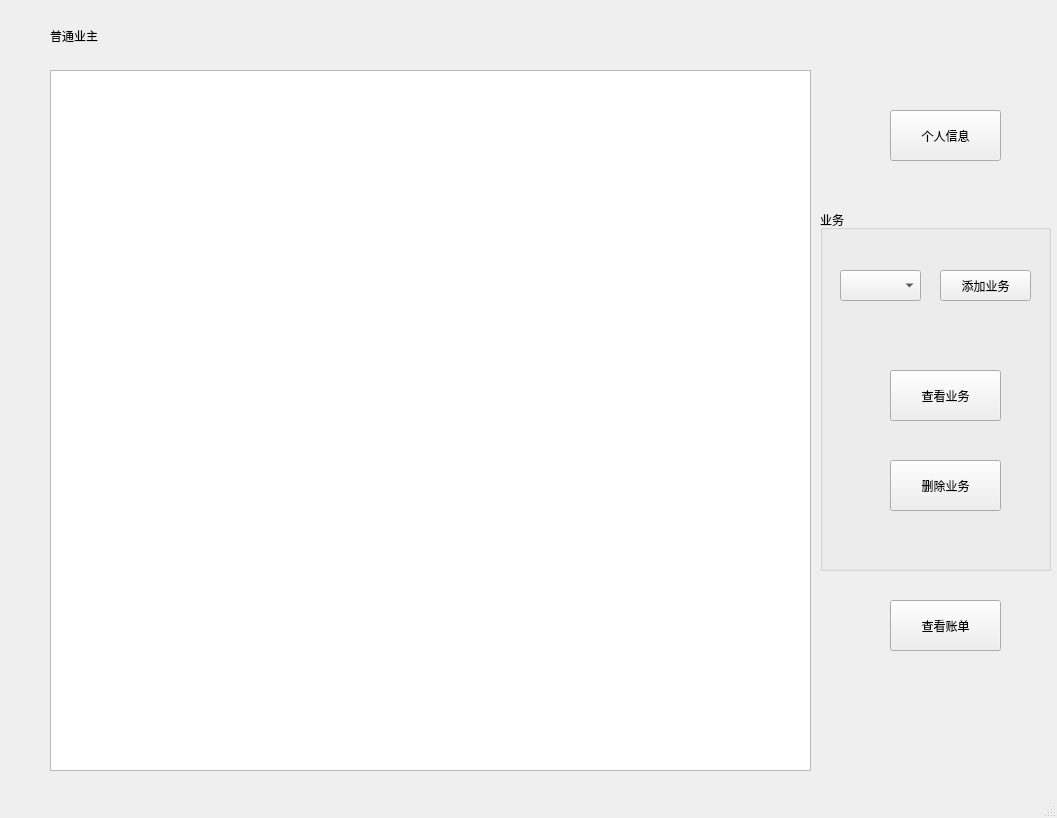
Old version of the form Owner.ui in the repository Arsene-W/SQLCD.
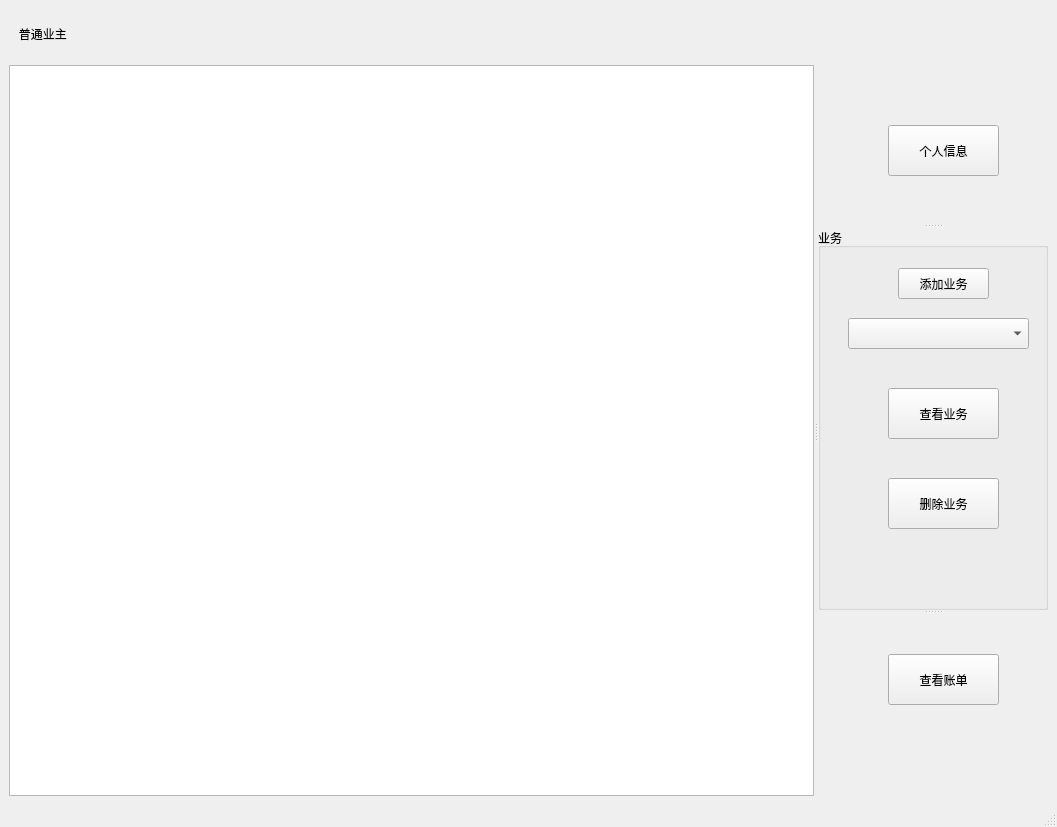
New version of the form.

```diff
--- a/Owner.ui
+++ b/Owner.ui
@@ -7,44 +7,62 @@
     <x>0</x>
     <y>0</y>
     <width>1057</width>
-    <height>818</height>
+    <height>827</height>
    </rect>
   </property>
   <property name="windowTitle">
    <string>物业管理系统-普通业主</string>
   </property>
   <widget class="QWidget" name="centralwidget">
+   <layout class="QVBoxLayout" name="verticalLayout">
+    <item>
    <widget class="QLabel" name="label">
-    <property name="geometry">
-     <rect>
-      <x>50</x>
-      <y>20</y>
-      <width>91</width>
-      <height>31</height>
-     </rect>
+      <property name="maximumSize">
+       <size>
+        <width>16777215</width>
+        <height>50</height>
+       </size>
     </property>
     <property name="styleSheet">
      <string notr="true">font: 14pt &quot;黑体&quot;;</string>
     </property>
     <property name="text">
-     <string>普通业主</string>
-    </property>
-   </widget>
+       <string>   普通业主</string>
+      </property>
+     </widget>
+    </item>
+    <item>
+     <widget class="QSplitter" name="splitter_2">
+      <property name="orientation">
+       <enum>Qt::Horizontal</enum>
+      </property>
    <widget class="QTableView" name="tableView">
-    <property name="geometry">
-     <rect>
-      <x>50</x>
-      <y>70</y>
-      <width>761</width>
-      <height>701</height>
-     </rect>
-    </property>
-   </widget>
+       <property name="minimumSize">
+        <size>
+         <width>756</width>
+         <height>731</height>
+        </size>
+       </property>
+       <property name="styleSheet">
+        <string notr="true">font: 14pt &quot;黑体&quot;;</string>
+       </property>
+      </widget>
+      <widget class="QSplitter" name="splitter">
+       <property name="orientation">
+        <enum>Qt::Vertical</enum>
+       </property>
+       <widget class="QWidget" name="widget" native="true">
+        <property name="minimumSize">
+         <size>
+          <width>230</width>
+          <height>159</height>
+         </size>
+        </property>
    <widget class="QPushButton" name="pushButton">
     <property name="geometry">
      <rect>
-      <x>890</x>
-      <y>110</y>
+           <x>70</x>
+           <y>60</y>
       <width>111</width>
       <height>51</height>
      </rect>
@@ -56,30 +74,16 @@
      <string>个人信息</string>
     </property>
    </widget>
-   <widget class="QPushButton" name="pushButton_4">
-    <property name="geometry">
-     <rect>
-      <x>890</x>
-      <y>600</y>
-      <width>111</width>
-      <height>51</height>
-     </rect>
-    </property>
-    <property name="styleSheet">
-     <string notr="true">font: 11pt &quot;黑体&quot;;</string>
-    </property>
-    <property name="text">
-     <string>查看账单</string>
-    </property>
    </widget>
    <widget class="QGroupBox" name="groupBox">
-    <property name="geometry">
-     <rect>
-      <x>820</x>
-      <y>210</y>
-      <width>231</width>
-      <height>361</height>
-     </rect>
+        <property name="minimumSize">
+         <size>
+          <width>230</width>
+          <height>381</height>
+         </size>
+        </property>
+        <property name="styleSheet">
+         <string notr="true">font: 14pt &quot;Agency FB&quot;;</string>
     </property>
     <property name="title">
      <string>业务</string>
@@ -87,22 +91,28 @@
     <widget class="QComboBox" name="comboBox">
      <property name="geometry">
       <rect>
-       <x>20</x>
-       <y>60</y>
-       <width>81</width>
+           <x>30</x>
+           <y>90</y>
+           <width>181</width>
        <height>31</height>
       </rect>
      </property>
+         <property name="styleSheet">
+          <string notr="true">font: 15pt &quot;黑体&quot;;</string>
+         </property>
     </widget>
     <widget class="QPushButton" name="pushButton_2">
      <property name="geometry">
       <rect>
-       <x>120</x>
-       <y>60</y>
+           <x>80</x>
+           <y>40</y>
        <width>91</width>
        <height>31</height>
       </rect>
      </property>
+         <property name="styleSheet">
+          <string notr="true">font: 15pt &quot;黑体&quot;;</string>
+         </property>
      <property name="text">
       <string>添加业务</string>
      </property>
@@ -140,6 +150,34 @@
      </property>
     </widget>
    </widget>
+       <widget class="QWidget" name="widget_2" native="true">
+        <property name="minimumSize">
+         <size>
+          <width>230</width>
+          <height>181</height>
+         </size>
+        </property>
+        <widget class="QPushButton" name="pushButton_4">
+         <property name="geometry">
+          <rect>
+           <x>70</x>
+           <y>40</y>
+           <width>111</width>
+           <height>51</height>
+          </rect>
+         </property>
+         <property name="styleSheet">
+          <string notr="true">font: 15pt &quot;黑体&quot;;</string>
+         </property>
+         <property name="text">
+          <string>查看账单</string>
+         </property>
+        </widget>
+       </widget>
+      </widget>
+     </widget>
+    </item>
+   </layout>
   </widget>
   <widget class="QStatusBar" name="statusbar"/>
  </widget>
```
Left out of the diff: 8 changed lines with no effect on the pictures. Lines whose indentation alone changed are shown as unchanged.
